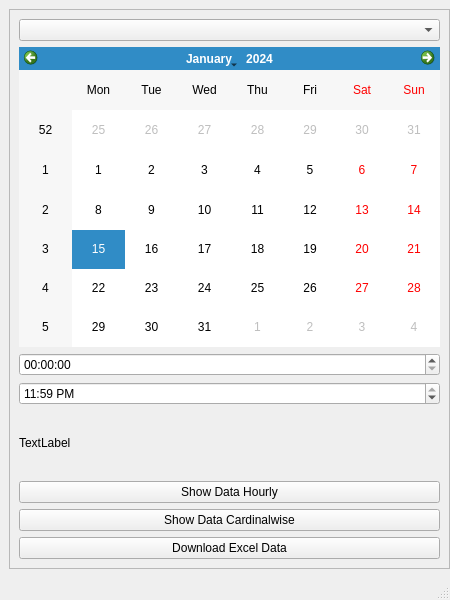
Old version of the form qt/Show_Calendar.ui in the repository EdgeOfAI/vehicle_counter_pyqt_app.
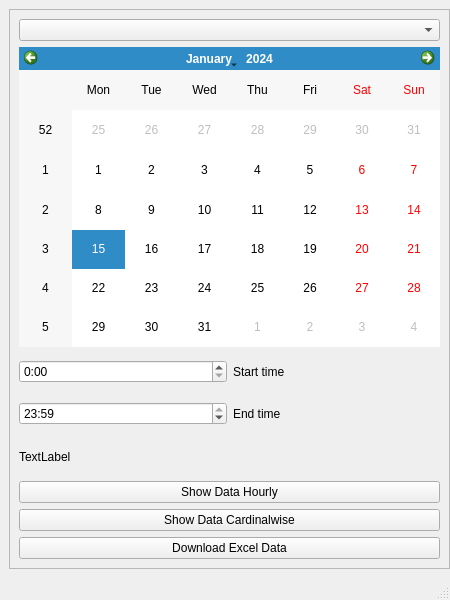
New version of the form.

Commit message: get excel data by time

Diff of the .ui file:
```diff
--- a/qt/Show_Calendar.ui
+++ b/qt/Show_Calendar.ui
@@ -13,7 +13,7 @@
   <property name="minimumSize">
    <size>
     <width>450</width>
-    <height>500</height>
+    <height>600</height>
    </size>
   </property>
   <property name="maximumSize">
@@ -38,7 +38,7 @@
      <height>600</height>
     </size>
    </property>
-   <layout class="QHBoxLayout" name="horizontalLayout">
+   <layout class="QVBoxLayout" name="verticalLayout_4">
     <item>
      <widget class="QFrame" name="frame">
       <property name="minimumSize">
@@ -74,15 +74,32 @@
         </widget>
        </item>
        <item>
-        <widget class="QTimeEdit" name="timeEdit"/>
-       </item>
+        <layout class="QHBoxLayout" name="horizontalLayout">
+         <item>
+          <widget class="QTimeEdit" name="timeEdit">
+           <property name="displayFormat">
+            <string>h:mm</string>
+           </property>
+          </widget>
+         </item>
+         <item>
+          <widget class="QLabel" name="label_2">
+           <property name="text">
+            <string>Start time</string>
+           </property>
+          </widget>
+         </item>
+        </layout>
+       </item>
+       <item>
+        <layout class="QHBoxLayout" name="horizontalLayout_2">
        <item>
         <widget class="QTimeEdit" name="timeEdit_2">
          <property name="currentSection">
           <enum>QDateTimeEdit::HourSection</enum>
          </property>
          <property name="displayFormat">
-          <string>h:mm AP</string>
+            <string>h:mm</string>
          </property>
          <property name="calendarPopup">
           <bool>false</bool>
@@ -95,6 +112,15 @@
           </time>
          </property>
         </widget>
+         </item>
+         <item>
+          <widget class="QLabel" name="label_3">
+           <property name="text">
+            <string>End time</string>
+           </property>
+          </widget>
+         </item>
+        </layout>
        </item>
        <item>
         <widget class="QLabel" name="label">
```
Lines whose indentation alone changed are shown as unchanged. The commit also changes 4 other files.
